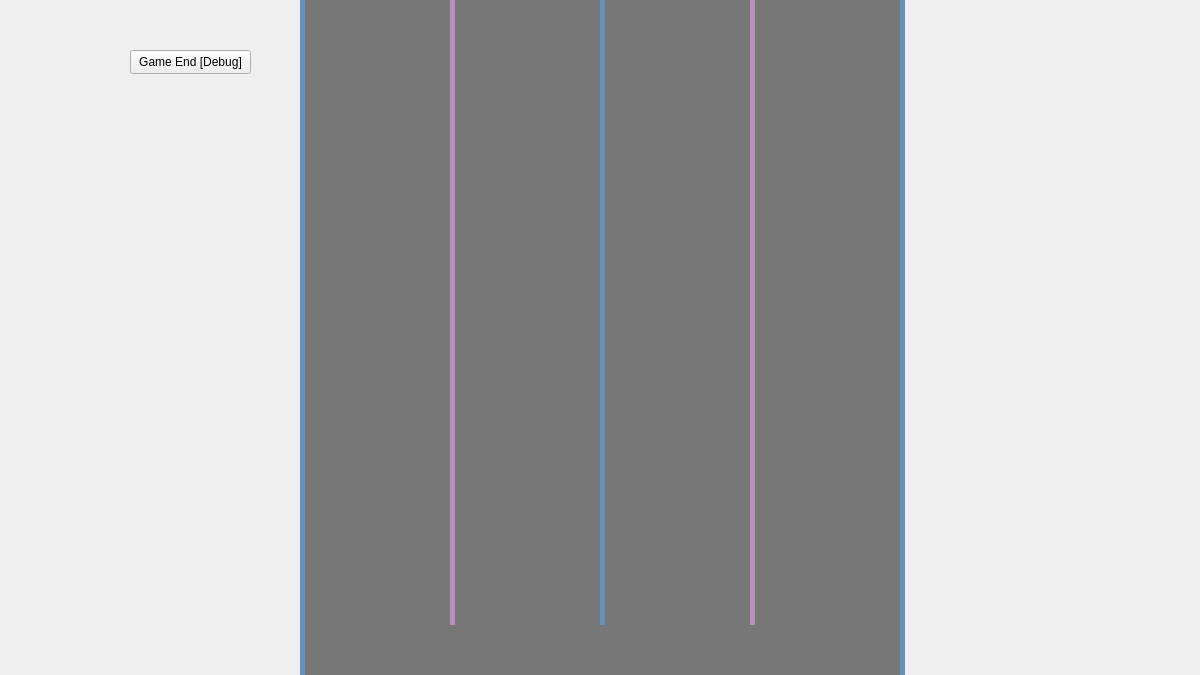
The window that ui/PlayWidget.ui (njdldkl666699/Melody) describes before a commit, drawn with Qt 5.
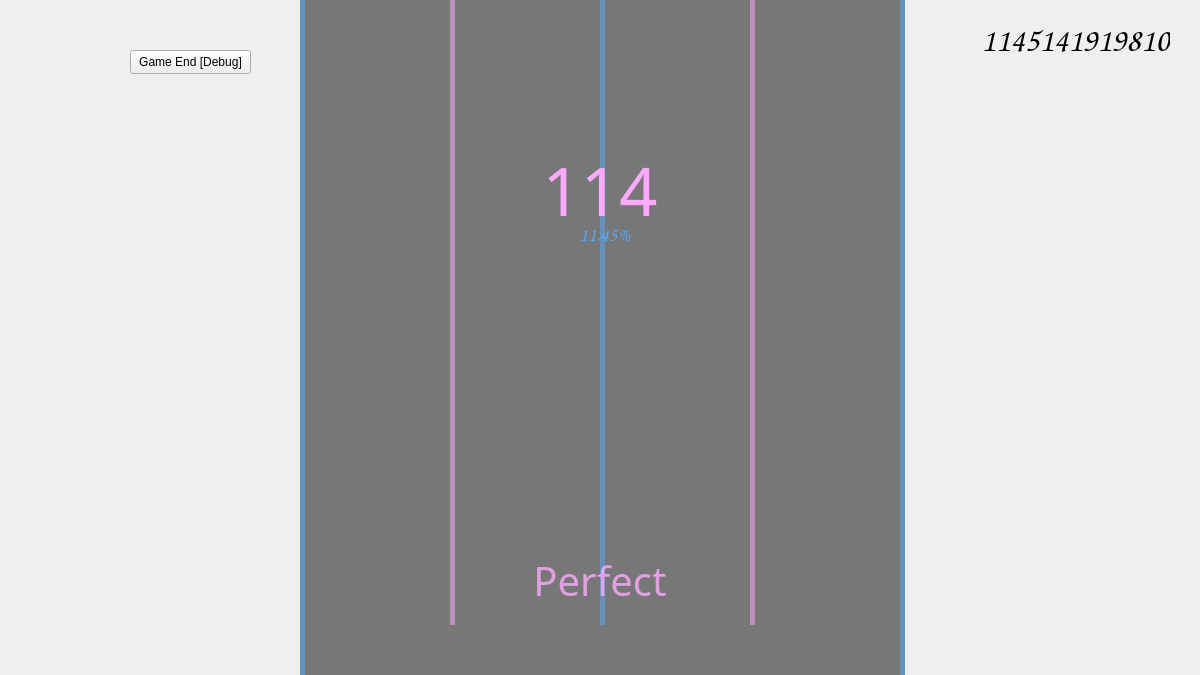
The same window after the commit. Icons and pictures are not drawn.

Commit message: 完善PlayWidget界面，分数显示，连击显示，ACC显示，判定评价显示；判定Bug仍未修复，打算使用像素距离而非时间差来判定

What changed in the file:
```diff
--- a/ui/PlayWidget.ui
+++ b/ui/PlayWidget.ui
@@ -390,6 +390,129 @@
     <number>0</number>
    </property>
   </widget>
+  <widget class="QLabel" name="label_score">
+   <property name="geometry">
+    <rect>
+     <x>930</x>
+     <y>0</y>
+     <width>240</width>
+     <height>80</height>
+    </rect>
+   </property>
+   <property name="font">
+    <font>
+     <family>Comic Sans MS</family>
+     <pointsize>25</pointsize>
+     <bold>false</bold>
+     <kerning>true</kerning>
+    </font>
+   </property>
+   <property name="layoutDirection">
+    <enum>Qt::LayoutDirection::LeftToRight</enum>
+   </property>
+   <property name="text">
+    <string>1145141919810</string>
+   </property>
+   <property name="textFormat">
+    <enum>Qt::TextFormat::AutoText</enum>
+   </property>
+   <property name="scaledContents">
+    <bool>false</bool>
+   </property>
+   <property name="alignment">
+    <set>Qt::AlignmentFlag::AlignRight|Qt::AlignmentFlag::AlignTrailing|Qt::AlignmentFlag::AlignVCenter</set>
+   </property>
+   <property name="wordWrap">
+    <bool>false</bool>
+   </property>
+   <property name="margin">
+    <number>0</number>
+   </property>
+  </widget>
+  <widget class="QLabel" name="label_combo">
+   <property name="geometry">
+    <rect>
+     <x>500</x>
+     <y>150</y>
+     <width>200</width>
+     <height>80</height>
+    </rect>
+   </property>
+   <property name="font">
+    <font>
+     <family>Algerian</family>
+     <pointsize>50</pointsize>
+    </font>
+   </property>
+   <property name="styleSheet">
+    <string notr="true">color: rgb(255, 170, 255);</string>
+   </property>
+   <property name="frameShape">
+    <enum>QFrame::Shape::NoFrame</enum>
+   </property>
+   <property name="frameShadow">
+    <enum>QFrame::Shadow::Plain</enum>
+   </property>
+   <property name="lineWidth">
+    <number>1</number>
+   </property>
+   <property name="text">
+    <string>114</string>
+   </property>
+   <property name="alignment">
+    <set>Qt::AlignmentFlag::AlignCenter</set>
+   </property>
+  </widget>
+  <widget class="QLabel" name="label_acc">
+   <property name="geometry">
+    <rect>
+     <x>555</x>
+     <y>220</y>
+     <width>100</width>
+     <height>30</height>
+    </rect>
+   </property>
+   <property name="font">
+    <font>
+     <family>Comic Sans MS</family>
+     <pointsize>14</pointsize>
+    </font>
+   </property>
+   <property name="styleSheet">
+    <string notr="true">color: rgb(85, 170, 255);</string>
+   </property>
+   <property name="text">
+    <string>11.45%</string>
+   </property>
+   <property name="alignment">
+    <set>Qt::AlignmentFlag::AlignCenter</set>
+   </property>
+  </widget>
+  <widget class="QLabel" name="label_comment">
+   <property name="geometry">
+    <rect>
+     <x>525</x>
+     <y>550</y>
+     <width>150</width>
+     <height>60</height>
+    </rect>
+   </property>
+   <property name="font">
+    <font>
+     <family>Brush Script MT</family>
+     <pointsize>30</pointsize>
+    </font>
+   </property>
+   <property name="styleSheet">
+    <string notr="true">color: rgba(255, 170, 255, 200);</string>
+   </property>
+   <property name="text">
+    <string>Perfect</string>
+   </property>
+   <property name="alignment">
+    <set>Qt::AlignmentFlag::AlignCenter</set>
+   </property>
+  </widget>
   <zorder>background</zorder>
   <zorder>label_trackPanelBackground</zorder>
   <zorder>pushButton_pause</zorder>
@@ -400,6 +523,10 @@
   <zorder>verticalLine_2</zorder>
   <zorder>verticalLine_3</zorder>
   <zorder>verticalLine_4</zorder>
+  <zorder>label_score</zorder>
+  <zorder>label_combo</zorder>
+  <zorder>label_acc</zorder>
+  <zorder>label_comment</zorder>
  </widget>
  <layoutdefault spacing="6" margin="11"/>
  <resources/>
```
The commit also changes 5 other files.
